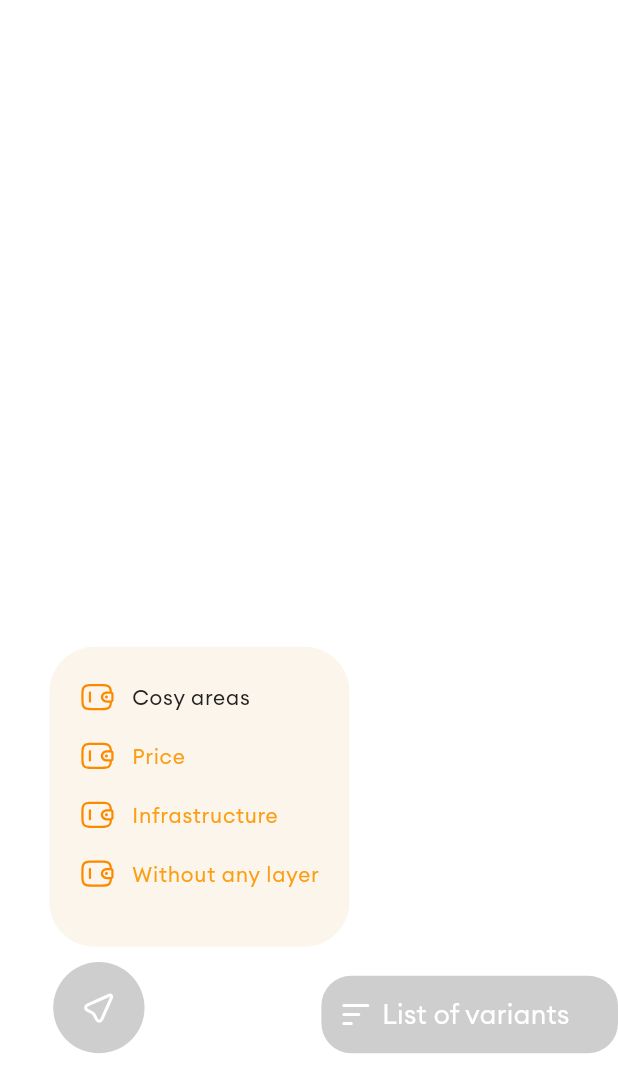
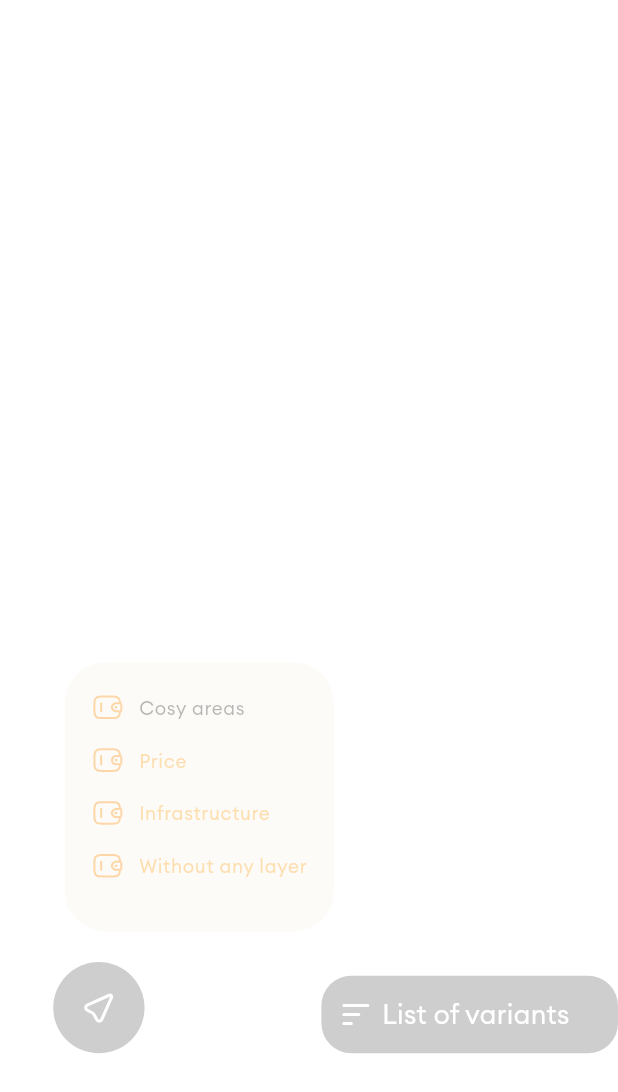
Before and after one commit to Famzy/real-estate-ui, a Flutter app: the MapFabAction widget shown alone on an empty page, opened directly, after a tap on an icon or button, on a phone screen of 412 x 824 dp. Shown: the top 1092 px of the screen. Run offline on Flutter 3.47's test engine with Material 3 defaults, Android fonts, the phone set to English and light mode, and no system bars; our stand-ins replace flutter_map, flutter_riverpod, flutter_screenutil, flutter_svg, gap, go_router and 3 more; generated files the repository leaves out were written again.

```diff
--- a/lib/features/search/presentation/widgets/map_fab_action.dart
+++ b/lib/features/search/presentation/widgets/map_fab_action.dart
@@ -24,14 +24,15 @@ class _MapFabActionState extends State<MapFabAction> {
         mainAxisAlignment: MainAxisAlignment.end,
         crossAxisAlignment: CrossAxisAlignment.start,
         children: [
-          InkWell(
+          Visibility(
+            visible: _tipVisible,
+              child: InkWell(
             onTap: () {
               setState(() {
                 _tipVisible = !_tipVisible;
               });
             },
-              child: _tipVisible
-                  ? FadeInExpandWidget(
+            child: FadeInExpandWidget(
               child: Container(
                 padding:
                 const EdgeInsets.symmetric(vertical: 20, horizontal: 20),
@@ -50,12 +51,22 @@ class _MapFabActionState extends State<MapFabAction> {
                   ],
                 ),
               ),
-                    )
-                  : FadeInExpandWidget(
+            ),
+          )),
+          Visibility(
+            visible:!_tipVisible,
+            child: InkWell(
+                onTap: () {
+                  setState(() {
+                    _tipVisible = !_tipVisible;
+                  });
+                },
+                child:  FadeInExpandWidget(
                         child: MapCircleWidget(
                           asset: AllImages().stackIcon,
                         ),
                       )),
+          ),
           SizedBox(
             height: 10.h,
           ),
```
Lines whose indentation alone changed are shown as unchanged.
